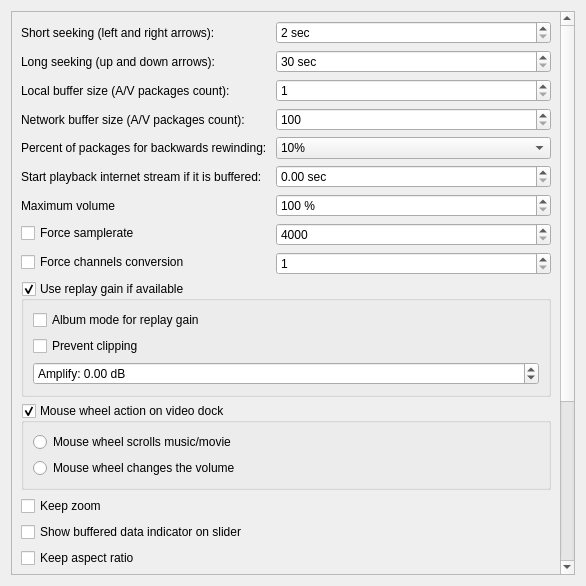
Before: the Qt Designer form src/gui/Ui/SettingsPlayback.ui in zaps166/QMPlay2, drawn with Qt 5.
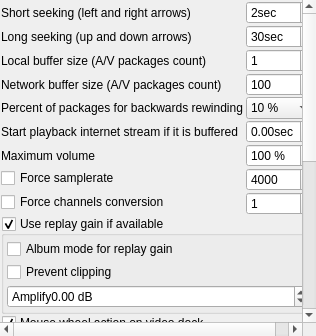
After: the same form once the commit is applied.

Commit message:
Settings: Ui fixes after 2dc9b610b70c4b347b2ab48884aba36053f17023
- spacing and margin changes,
- scroll area for Page1,
- memory leak fixes,
- code style fixes,
- code changes.

The edit to the form file:
```diff
--- a/src/gui/Ui/SettingsPlayback.ui
+++ b/src/gui/Ui/SettingsPlayback.ui
@@ -2,20 +2,24 @@
 <ui version="4.0">
  <class>PlaybackSettings</class>
  <widget class="QWidget" name="PlaybackSettings">
-  <property name="geometry">
-   <rect>
-    <x>0</x>
-    <y>0</y>
-    <width>586</width>
-    <height>586</height>
-   </rect>
-  </property>
-  <property name="windowTitle">
-   <string>Form</string>
-  </property>
   <layout class="QVBoxLayout" name="verticalLayout_4">
+   <property name="spacing">
+    <number>0</number>
+   </property>
+   <property name="margin">
+    <number>0</number>
+   </property>
    <item>
     <widget class="QScrollArea" name="scrollArea">
+     <property name="frameShape">
+      <enum>QFrame::NoFrame</enum>
+     </property>
+     <property name="frameShadow">
+      <enum>QFrame::Plain</enum>
+     </property>
+     <property name="lineWidth">
+      <number>0</number>
+     </property>
      <property name="widgetResizable">
       <bool>true</bool>
      </property>
@@ -24,24 +28,36 @@
        <rect>
         <x>0</x>
         <y>0</y>
-        <width>552</width>
-        <height>801</height>
+        <width>391</width>
+        <height>653</height>
        </rect>
       </property>
       <layout class="QVBoxLayout" name="verticalLayout_3">
+       <property name="spacing">
+        <number>1</number>
+       </property>
+       <property name="margin">
+        <number>1</number>
+       </property>
        <item>
         <layout class="QFormLayout" name="formLayout">
+         <property name="horizontalSpacing">
+          <number>3</number>
+         </property>
+         <property name="verticalSpacing">
+          <number>1</number>
+         </property>
          <item row="0" column="0">
           <widget class="QLabel" name="shortSeekL">
            <property name="text">
-            <string>Short seeking (left and right arrows): </string>
+            <string>Short seeking (left and right arrows)</string>
            </property>
           </widget>
          </item>
          <item row="0" column="1">
           <widget class="QSpinBox" name="shortSeekB">
            <property name="suffix">
-            <string> sec</string>
+            <string>sec</string>
            </property>
            <property name="minimum">
             <number>2</number>
@@ -54,14 +70,14 @@
          <item row="1" column="0">
           <widget class="QLabel" name="longSeekL">
            <property name="text">
-            <string>Long seeking (up and down arrows): </string>
+            <string>Long seeking (up and down arrows)</string>
            </property>
           </widget>
          </item>
          <item row="1" column="1">
           <widget class="QSpinBox" name="longSeekB">
            <property name="suffix">
-            <string> sec</string>
+            <string>sec</string>
            </property>
            <property name="minimum">
             <number>30</number>
@@ -74,7 +90,7 @@
          <item row="2" column="0">
           <widget class="QLabel" name="bufferLocalL">
            <property name="text">
-            <string>Local buffer size (A/V packages count): </string>
+            <string>Local buffer size (A/V packages count)</string>
            </property>
           </widget>
          </item>
@@ -91,7 +107,7 @@
          <item row="3" column="0">
           <widget class="QLabel" name="bufferNetworkL">
            <property name="text">
-            <string>Network buffer size (A/V packages count): </string>
+            <string>Network buffer size (A/V packages count)</string>
            </property>
           </widget>
          </item>
@@ -108,7 +124,7 @@
          <item row="4" column="0">
           <widget class="QLabel" name="backwardBufferNetworkL">
            <property name="text">
-            <string>Percent of packages for backwards rewinding: </string>
+            <string>Percent of packages for backwards rewinding</string>
            </property>
           </widget>
          </item>
@@ -116,7 +132,7 @@
           <widget class="QComboBox" name="backwardBufferNetworkB">
            <item>
             <property name="text">
-             <string notr="true">10%</string>
+             <string notr="true">10 %</string>
             </property>
            </item>
            <item>
@@ -134,14 +150,14 @@
          <item row="5" column="0">
           <widget class="QLabel" name="playIfBufferedL">
            <property name="text">
-            <string>Start playback internet stream if it is buffered: </string>
+            <string>Start playback internet stream if it is buffered</string>
            </property>
           </widget>
          </item>
          <item row="5" column="1">
           <widget class="QDoubleSpinBox" name="playIfBufferedB">
            <property name="suffix">
-            <string> sec</string>
+            <string>sec</string>
            </property>
            <property name="maximum">
             <double>5.000000000000000</double>
@@ -219,6 +235,12 @@
           <bool>true</bool>
          </property>
          <layout class="QVBoxLayout" name="verticalLayout">
+          <property name="spacing">
+           <number>3</number>
+          </property>
+          <property name="margin">
+           <number>3</number>
+          </property>
           <item>
            <widget class="QCheckBox" name="replayGainAlbum">
             <property name="text">
@@ -236,7 +258,7 @@
           <item>
            <widget class="QDoubleSpinBox" name="replayGainPreamp">
             <property name="prefix">
-             <string>Amplify: </string>
+             <string>Amplify</string>
             </property>
             <property name="suffix">
              <string notr="true"> dB</string>
@@ -261,6 +283,12 @@
           <bool>true</bool>
          </property>
          <layout class="QVBoxLayout" name="verticalLayout_2">
+          <property name="spacing">
+           <number>3</number>
+          </property>
+          <property name="margin">
+           <number>3</number>
+          </property>
           <item>
            <widget class="QRadioButton" name="wheelSeekB">
             <property name="text">
```
Left out of the diff: 4 changed lines with no effect on the pictures. The commit also changes 9 other files.
